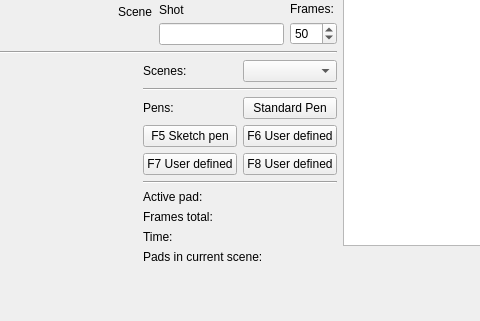
Old version of the form mainwindow.ui in the repository davidlamhauge/dastoryboard; both pictures show x 361 to 841 and y 239 to 560 of the 1058 by 818 pixel window.
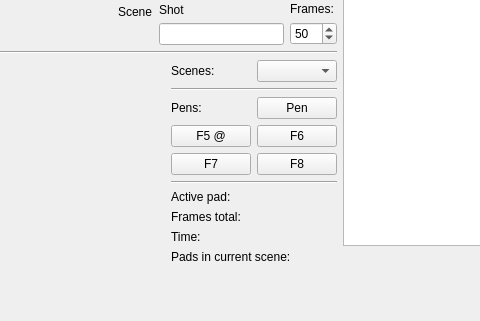
New version of the form.

The edit to the form file:
```diff
--- a/mainwindow.ui
+++ b/mainwindow.ui
@@ -262,35 +262,35 @@
                 <item row="0" column="1">
                  <widget class="QPushButton" name="pushButton">
                   <property name="text">
-                   <string>Standard Pen</string>
+                   <string>Pen</string>
                   </property>
                  </widget>
                 </item>
                 <item row="1" column="0">
                  <widget class="QPushButton" name="pushButton_2">
                   <property name="text">
-                   <string>F5 Sketch pen</string>
+                   <string>F5 @</string>
                   </property>
                  </widget>
                 </item>
                 <item row="1" column="1">
                  <widget class="QPushButton" name="pushButton_3">
                   <property name="text">
-                   <string>F6 User defined</string>
+                   <string>F6</string>
                   </property>
                  </widget>
                 </item>
                 <item row="2" column="0">
                  <widget class="QPushButton" name="pushButton_4">
                   <property name="text">
-                   <string>F7 User defined</string>
+                   <string>F7</string>
                   </property>
                  </widget>
                 </item>
                 <item row="2" column="1">
                  <widget class="QPushButton" name="pushButton_5">
                   <property name="text">
-                   <string>F8 User defined</string>
+                   <string>F8</string>
                   </property>
                  </widget>
                 </item>
```
Left out of the diff: 10 changed lines with no effect on the pictures.
